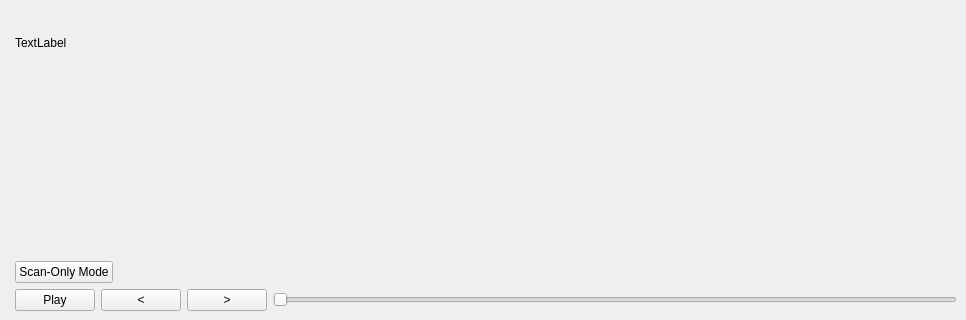
Above: pclviewer.ui from iamkevinzhao/Liver6D before the change; both pictures show x 0 to 966 and y 179 to 499 of the 966 by 499 pixel window. Below: the same form after it.
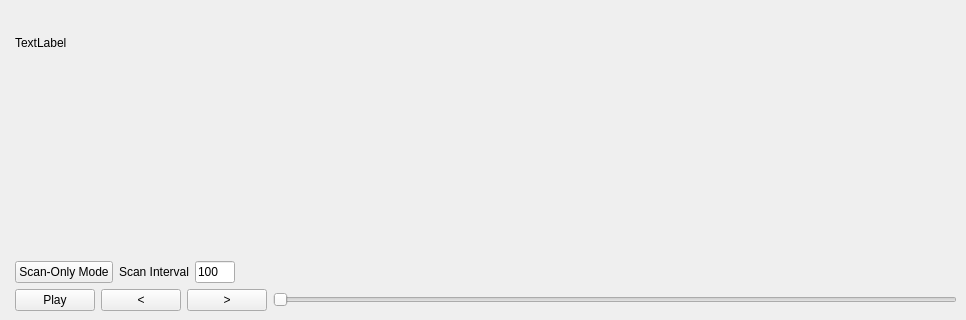
That is the form after the change. Custom widgets are drawn as their Qt base class.

```diff
--- a/pclviewer.ui
+++ b/pclviewer.ui
@@ -43,6 +43,19 @@
         </item>
         <item>
          <layout class="QGridLayout" name="gridLayout_2">
+          <item row="0" column="1">
+           <widget class="QLabel" name="ScanIntervalLabel">
+            <property name="maximumSize">
+             <size>
+              <width>16777215</width>
+              <height>16777215</height>
+             </size>
+            </property>
+            <property name="text">
+             <string>Scan Interval</string>
+            </property>
+           </widget>
+          </item>
           <item row="0" column="0">
            <widget class="QPushButton" name="VideoModeButton">
             <property name="text">
@@ -50,7 +63,7 @@
             </property>
            </widget>
           </item>
-          <item row="0" column="1">
+          <item row="0" column="3">
            <spacer name="horizontalSpacer">
             <property name="orientation">
              <enum>Qt::Horizontal</enum>
@@ -63,6 +76,19 @@
             </property>
            </spacer>
           </item>
+          <item row="0" column="2">
+           <widget class="QLineEdit" name="ScanIntervalEdit">
+            <property name="maximumSize">
+             <size>
+              <width>40</width>
+              <height>16777215</height>
+             </size>
+            </property>
+            <property name="text">
+             <string>100</string>
+            </property>
+           </widget>
+          </item>
          </layout>
         </item>
         <item>
```
